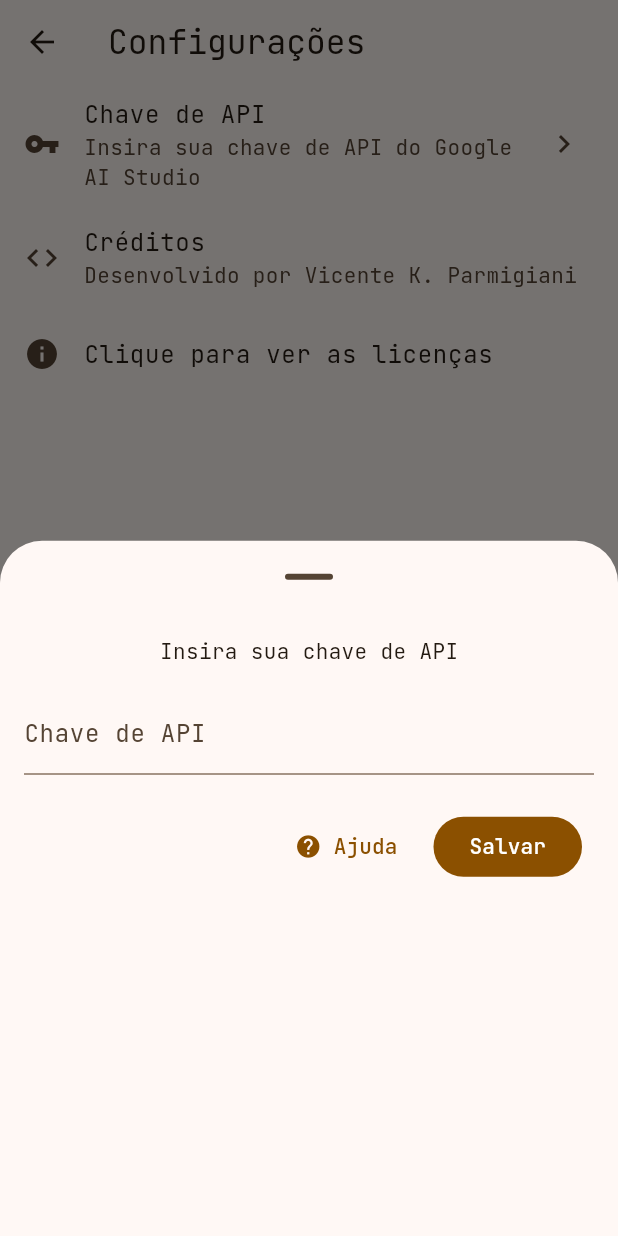
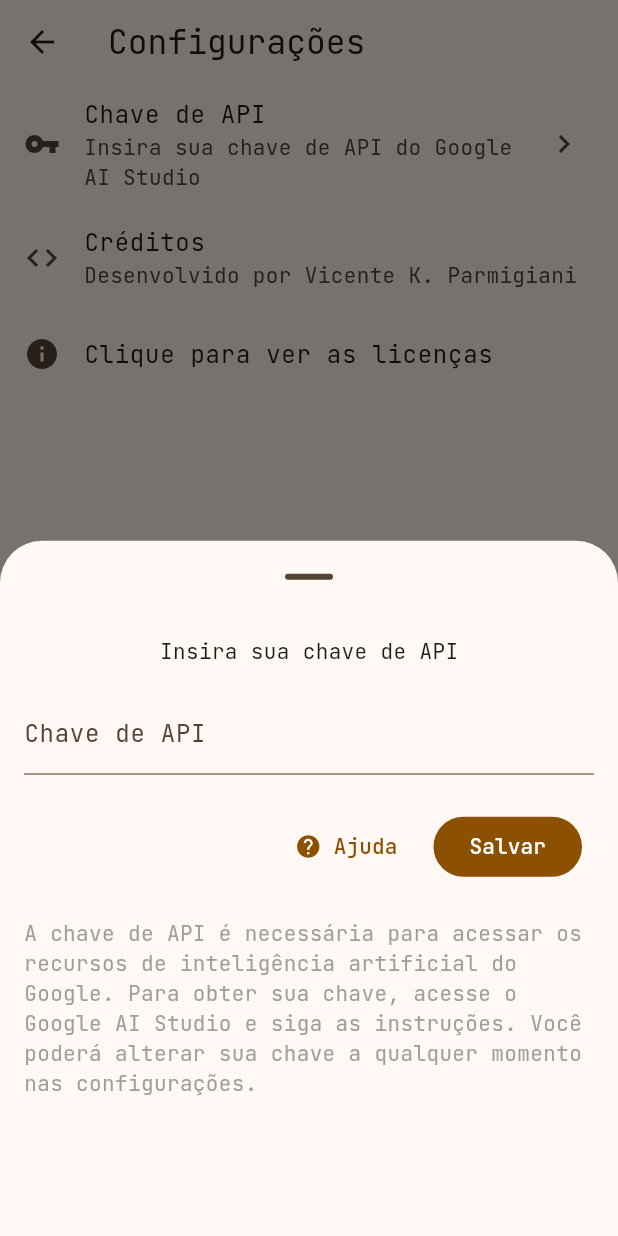
Before and after one commit to vicenteparmi/lancaai, a Flutter app: the SettingsPage screen opened directly, after a tap on "Chave de API", on a phone screen of 412 x 824 dp. Run offline on Flutter 3.47's test engine with Material 3 defaults, Android fonts, the light colour scheme and no system bars; our stand-ins replace flutter_chat_types, flutter_chat_ui, flutter_gemini, google_fonts, shared_preferences; missing offline and left inert: restart_app; accounts and stored records are empty.

```diff
--- a/lib/pages/settings.dart
+++ b/lib/pages/settings.dart
@@ -43,78 +43,7 @@ class _SettingsPageState extends State<SettingsPage> {
             trailing: const Icon(Icons.chevron_right),
             onTap: () {
               // Modal bottom sheet to input the API key
-              showModalBottomSheet(
-                showDragHandle: true,
-                context: context,
-                builder: (BuildContext context) {
-                  return Padding(
-                    padding: const EdgeInsets.all(16),
-                    child: Column(
-                      children: [
-                        const Text('Insira sua chave de API'),
-                        const SizedBox(height: 16),
-                        TextField(
-                          decoration: const InputDecoration(
-                            labelText: 'Chave de API',
-                          ),
-                          controller: _apiKeyController,
-                        ),
-                        const SizedBox(height: 16),
-                        ButtonBar(
-                          children: [
-                            TextButton.icon(
-                              icon: const Icon(Icons.help),
-                              onPressed: () {
-                                // Show help dialog
-                                showDialog(
-                                  context: context,
-                                  builder: (BuildContext context) {
-                                    return AlertDialog(
-                                      title: const Text('Ajuda'),
-                                      content: const Text(
-                                          'Obtenha sua chave de API no Google AI Studio e insira-a aqui. Para acessar, clique no botão abaixo e siga as instruções.'),
-                                      actions: [
-                                        TextButton(
-                                            onPressed: () {
-                                              // Launch url
-                                              launchUrl(Uri.parse(
-                                                  'https://aistudio.google.com/app/apikey'));
-                                              Navigator.pop(context);
-                                            },
-                                            child: const Text(
-                                                'Obter chave de API')),
-                                        FilledButton(
-                                          onPressed: () {
-                                            Navigator.pop(context);
-                                          },
-                                          child: const Text('Fechar'),
-                                        ),
-                                      ],
-                                    );
-                                  },
-                                );
-                              },
-                              label: const Text('Ajuda'),
-                            ),
-                            FilledButton(
-                              onPressed: () {
-                                final String apiKey = _apiKeyController.text;
-                                SharedPreferences.getInstance()
-                                    .then((SharedPreferences prefs) {
-                                  prefs.setString('apiKey', apiKey);
-                                });
-                                // Restart app
-                                Restart.restartApp();
-                              },
-                              child: const Text('Salvar'),
-                            ),
-                          ],
-                        ),
-                      ],
-                    ),
-                  );
-                },
-              );
+              askAPIKey(context);
             },
           ),
           // Credits
@@ -195,4 +124,96 @@ class _SettingsPageState extends State<SettingsPage> {
       ),
     );
   }
+
+  Future<dynamic> askAPIKey(BuildContext context) {
+    return showModalBottomSheet(
+      showDragHandle: true,
+      context: context,
+      builder: (BuildContext context) {
+        return ApiKeyRequest(apiKeyController: _apiKeyController);
+      },
+    );
+  }
 }
+
+class ApiKeyRequest extends StatelessWidget {
+  const ApiKeyRequest({
+    super.key,
+    required TextEditingController apiKeyController,
+  }) : _apiKeyController = apiKeyController;
+
+  final TextEditingController _apiKeyController;
+
+  @override
+  Widget build(BuildContext context) {
+    return Padding(
+      padding: const EdgeInsets.all(16),
+      child: Column(
+        children: [
+          const Text('Insira sua chave de API'),
+          const SizedBox(height: 16),
+          TextField(
+            decoration: const InputDecoration(
+              labelText: 'Chave de API',
+            ),
+            controller: _apiKeyController,
+          ),
+          const SizedBox(height: 16),
+          ButtonBar(
+            children: [
+              TextButton.icon(
+                icon: const Icon(Icons.help),
+                onPressed: () {
+                  // Show help dialog
+                  showDialog(
+                    context: context,
+                    builder: (BuildContext context) {
+                      return AlertDialog(
+                        title: const Text('Ajuda'),
+                        content: const Text(
+                            'Obtenha sua chave de API no Google AI Studio e insira-a aqui. Para acessar, clique no botão abaixo e siga as instruções.'),
+                        actions: [
+                          TextButton(
+                              onPressed: () {
+                                // Launch url
+                                launchUrl(Uri.parse(
+                                    'https://aistudio.google.com/app/apikey'));
+                                Navigator.pop(context);
+                              },
+                              child: const Text('Obter chave de API')),
+                          FilledButton(
+                            onPressed: () {
+                              Navigator.pop(context);
+                            },
+                            child: const Text('Fechar'),
+                          ),
+                        ],
+                      );
+                    },
+                  );
+                },
+                label: const Text('Ajuda'),
+              ),
+              FilledButton(
+                onPressed: () {
+                  final String apiKey = _apiKeyController.text;
+                  SharedPreferences.getInstance()
+                      .then((SharedPreferences prefs) {
+                    prefs.setString('apiKey', apiKey);
+                  });
+                  // Restart app
+                  Restart.restartApp();
+                },
+                child: const Text('Salvar'),
+              ),
+            ],
+          ),
+          const SizedBox(height: 16),
+          const Text(
+              'A chave de API é necessária para acessar os recursos de inteligência artificial do Google. Para obter sua chave, acesse o Google AI Studio e siga as instruções. Você poderá alterar sua chave a qualquer momento nas configurações.',
+              style: TextStyle(color: Colors.grey)),
+        ],
+      ),
+    );
+  }
+}
```
Also changed, not shown: lib/pages/home.dart (+10 -0 lines), lib/pages/splash.dart (+36 -5 lines), 1 other file.
